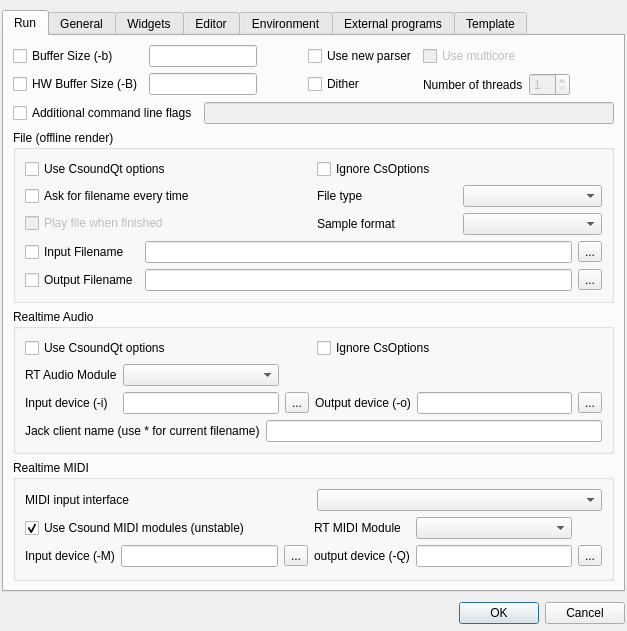
Qt form src/configdialog.ui (CsoundQt/CsoundQt) before a commit.
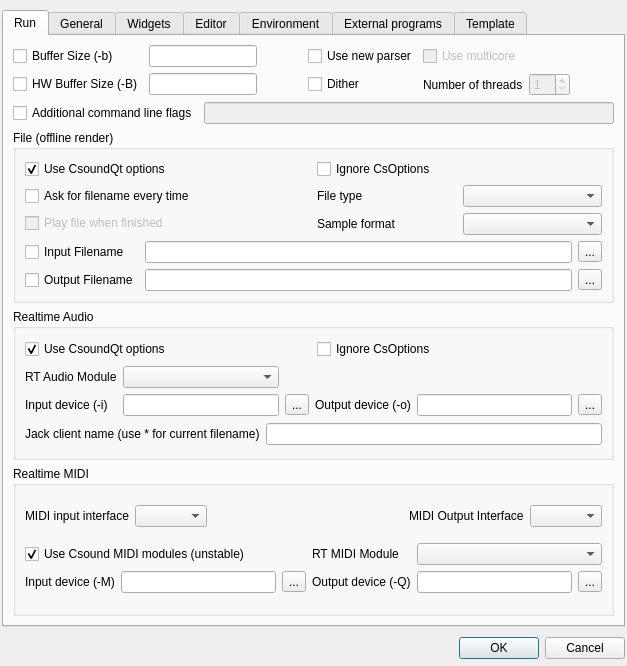
The same form after that commit. The open tabs and pages were chosen to show the change.

Commit message: Implemented MIDI out and sending MIDI to all tabs simultaneously.

```diff
--- a/src/configdialog.ui
+++ b/src/configdialog.ui
@@ -8,7 +8,7 @@
     <x>0</x>
     <y>0</y>
     <width>627</width>
-    <height>627</height>
+    <height>666</height>
    </rect>
   </property>
   <property name="windowTitle">
@@ -289,6 +289,9 @@
             <property name="text">
              <string>Use CsoundQt options</string>
             </property>
+            <property name="checked">
+             <bool>true</bool>
+            </property>
            </widget>
           </item>
           <item row="0" column="1">
@@ -312,6 +315,9 @@
             <property name="text">
              <string>Use CsoundQt options</string>
             </property>
+            <property name="checked">
+             <bool>true</bool>
+            </property>
            </widget>
           </item>
           <item row="0" column="1">
@@ -392,7 +398,10 @@
           <string>Realtime MIDI</string>
          </property>
          <layout class="QGridLayout" name="gridLayout_8">
-          <item row="2" column="0" colspan="2">
+          <item row="0" column="4">
+           <widget class="QComboBox" name="midiOutInterfaceComboBox"/>
+          </item>
+          <item row="3" column="0" colspan="5">
            <layout class="QGridLayout" name="midilayout">
             <item row="2" column="2">
              <widget class="QLineEdit" name="RtMidiInputLineEdit"/>
@@ -414,7 +423,7 @@
             <item row="2" column="4">
              <widget class="QLabel" name="label_8">
               <property name="text">
-               <string>output device (-Q)</string>
+               <string>Output device (-Q)</string>
               </property>
              </widget>
             </item>
@@ -428,9 +437,6 @@
               </property>
              </widget>
             </item>
-            <item row="1" column="5">
-             <widget class="QComboBox" name="RtMidiModuleComboBox"/>
-            </item>
             <item row="1" column="4">
              <widget class="QLabel" name="label_18">
               <property name="text">
@@ -448,6 +454,9 @@
               </property>
              </widget>
             </item>
+            <item row="1" column="5" colspan="2">
+             <widget class="QComboBox" name="RtMidiModuleComboBox"/>
+            </item>
            </layout>
           </item>
           <item row="0" column="0">
@@ -457,9 +466,29 @@
             </property>
            </widget>
           </item>
+          <item row="0" column="3">
+           <widget class="QLabel" name="label_38">
+            <property name="text">
+             <string>MIDI Output Interface</string>
+            </property>
+           </widget>
+          </item>
           <item row="0" column="1">
            <widget class="QComboBox" name="midiInterfaceComboBox"/>
           </item>
+          <item row="0" column="2">
+           <spacer name="horizontalSpacer_8">
+            <property name="orientation">
+             <enum>Qt::Horizontal</enum>
+            </property>
+            <property name="sizeHint" stdset="0">
+             <size>
+              <width>40</width>
+              <height>20</height>
+             </size>
+            </property>
+           </spacer>
+          </item>
          </layout>
         </widget>
        </item>
```
Left out of the diff: 490 changed lines with no effect on the pictures. The commit also changes 11 other files.
